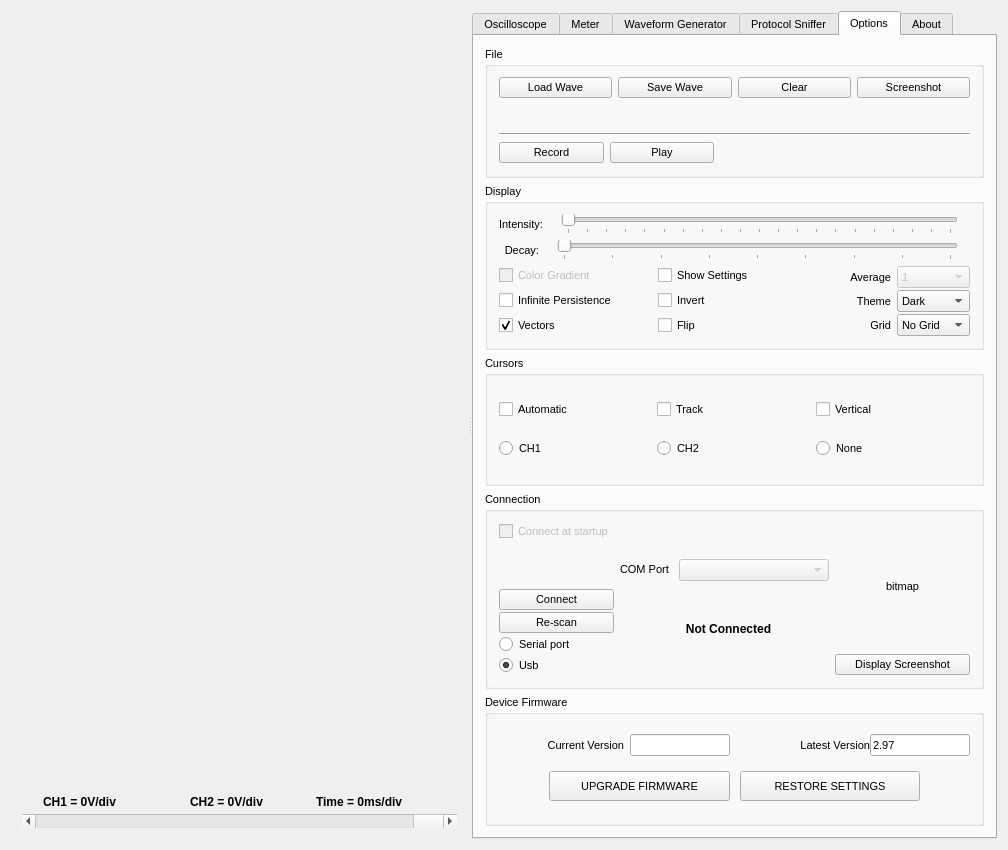
The window that xprotolabinterface.ui (ganzziani/xscopes-qt) describes before a commit, drawn with Qt 5.
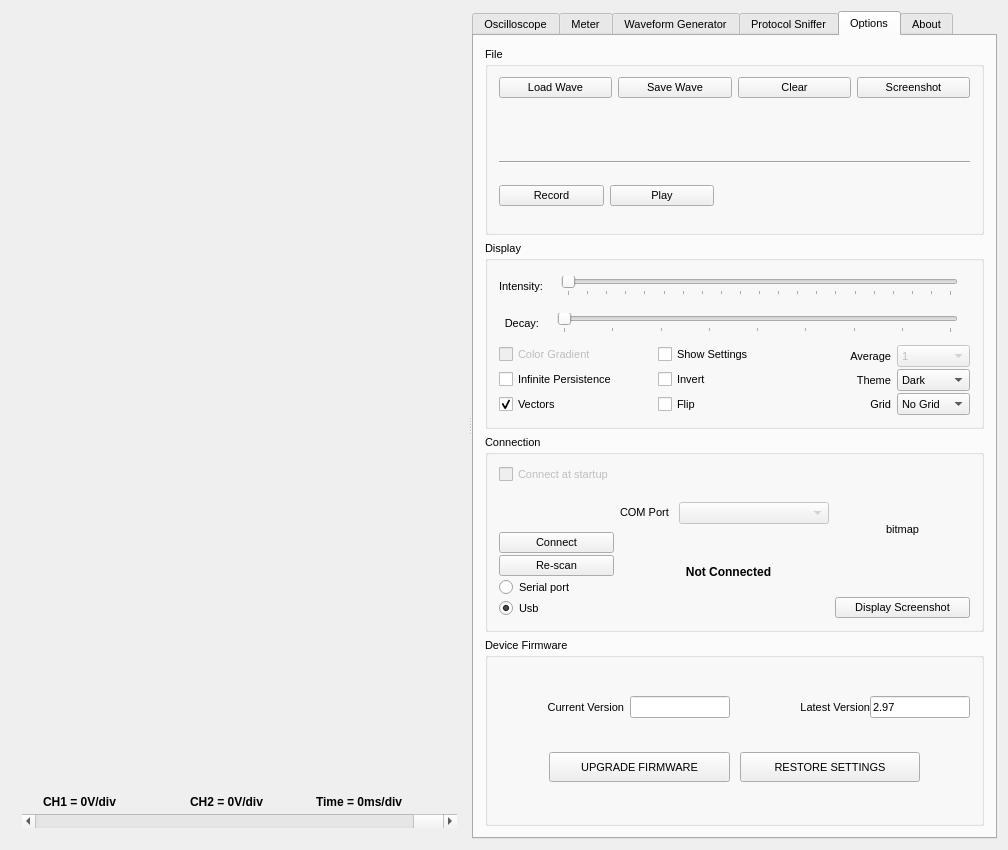
The same window after the commit. The open tabs and pages were chosen to show the change. Icons and pictures are not drawn. Custom widgets are drawn as their Qt base class.

Commit message: Cursors: state instead of the Options-tab group, and heads clamped in the plot

```diff
--- a/xprotolabinterface.ui
+++ b/xprotolabinterface.ui
@@ -4972,97 +4972,7 @@
            </layout>
           </widget>
          </item>
-         <item>
-          <widget class="QGroupBox" name="groupBoxCursors">
-           <property name="title">
-            <string>Cursors</string>
-           </property>
-           <layout class="QHBoxLayout" name="horizontalLayout_24">
-            <property name="spacing">
-             <number>4</number>
-            </property>
-            <item>
-             <layout class="QVBoxLayout" name="verticalLayout_93">
-              <item>
-               <widget class="QCheckBox" name="checkBoxCursorAuto">
-                <property name="minimumSize">
-                 <size>
-                  <width>0</width>
-                  <height>0</height>
-                 </size>
-                </property>
-                <property name="toolTip">
-                 <string>The cursors will try to be set at the best location to measure the current waveform</string>
-                </property>
-                <property name="text">
-                 <string>Automatic</string>
-                </property>
-               </widget>
-              </item>
-              <item>
-               <widget class="QRadioButton" name="radioButtonCursorCH1">
-                <property name="minimumSize">
-                 <size>
-                  <width>0</width>
-                  <height>0</height>
-                 </size>
-                </property>
-                <property name="maximumSize">
-                 <size>
-                  <width>16777215</width>
-                  <height>16777215</height>
-                 </size>
-                </property>
-                <property name="text">
-                 <string>CH1</string>
-                </property>
-               </widget>
-              </item>
-             </layout>
-            </item>
-            <item>
-             <layout class="QVBoxLayout" name="verticalLayout_101">
-              <item>
-               <widget class="QCheckBox" name="checkBoxCursorTrack">
-                <property name="toolTip">
-                 <string>The location of the horizontal cursor will track the signal located on the vertical cursor</string>
-                </property>
-                <property name="text">
-                 <string>Track</string>
-                </property>
-               </widget>
-              </item>
-              <item>
-               <widget class="QRadioButton" name="radioButtonCursorCH2">
-                <property name="text">
-                 <string>CH2 </string>
-                </property>
-               </widget>
-              </item>
-             </layout>
-            </item>
-            <item>
-             <layout class="QVBoxLayout" name="verticalLayout_102">
-              <item>
-               <widget class="QCheckBox" name="checkBoxCursorVertical">
-                <property name="text">
-                 <string>Vertical</string>
-                </property>
-               </widget>
-              </item>
-              <item>
-               <widget class="QRadioButton" name="radioButtonCursorNone">
-                <property name="text">
-                 <string>None</string>
-                </property>
-               </widget>
-              </item>
-             </layout>
-            </item>
-           </layout>
-          </widget>
-         </item>
-         <item>
+                  <item>
           <widget class="QGroupBox" name="groupBox_12">
            <property name="title">
             <string>Connection</string>
```
The commit also changes 3 other files.
